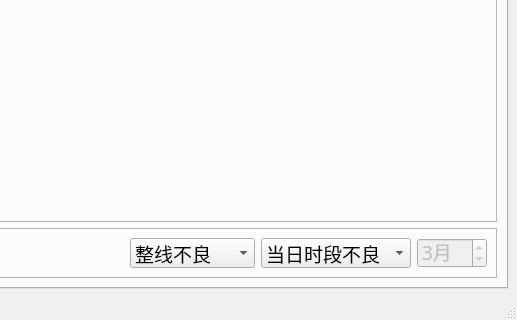
First picture: the form in qt5_proj/mainForm.ui, repository clang2you/packing_defective, before the edit; both pictures show x 596 to 1113 and y 618 to 938 of the 1113 by 938 pixel window.
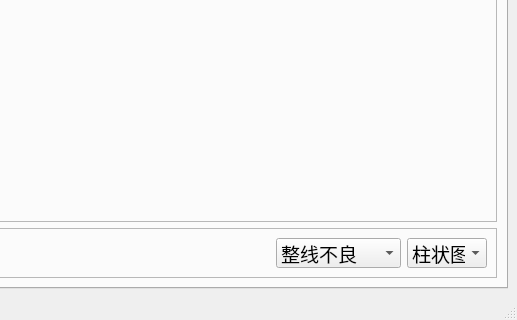
Second picture: the form after the edit. The open tabs and pages were chosen to show the change.

```diff
--- a/qt5_proj/mainForm.ui
+++ b/qt5_proj/mainForm.ui
@@ -144,19 +144,19 @@
             <widget class="QComboBox" name="comboBox">
              <property name="minimumSize">
               <size>
-               <width>150</width>
+               <width>80</width>
                <height>30</height>
               </size>
              </property>
              <property name="maximumSize">
               <size>
-               <width>16777215</width>
+               <width>80</width>
                <height>30</height>
               </size>
              </property>
              <item>
               <property name="text">
-               <string>当日时段不良</string>
+               <string>柱状图</string>
               </property>
              </item>
              <item>
@@ -166,38 +166,6 @@
              </item>
             </widget>
            </item>
-           <item>
-            <widget class="QDateEdit" name="dateEdit">
-             <property name="enabled">
-              <bool>false</bool>
-             </property>
-             <property name="minimumSize">
-              <size>
-               <width>0</width>
-               <height>30</height>
-              </size>
-             </property>
-             <property name="maximumSize">
-              <size>
-               <width>16777215</width>
-               <height>30</height>
-              </size>
-             </property>
-             <property name="dateTime">
-              <datetime>
-               <hour>0</hour>
-               <minute>0</minute>
-               <second>0</second>
-               <year>2020</year>
-               <month>3</month>
-               <day>3</day>
-              </datetime>
-             </property>
-             <property name="displayFormat">
-              <string>M月</string>
-             </property>
-            </widget>
-           </item>
           </layout>
          </widget>
         </item>
```
Left out of the diff: 14 changed lines with no effect on the pictures.
